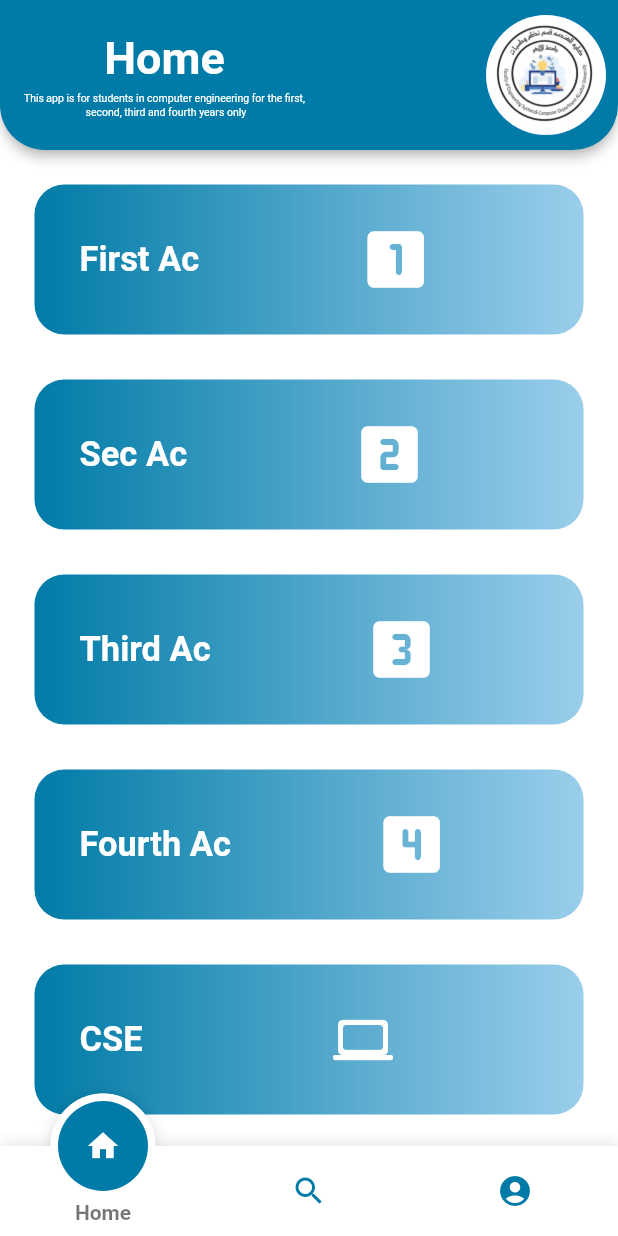
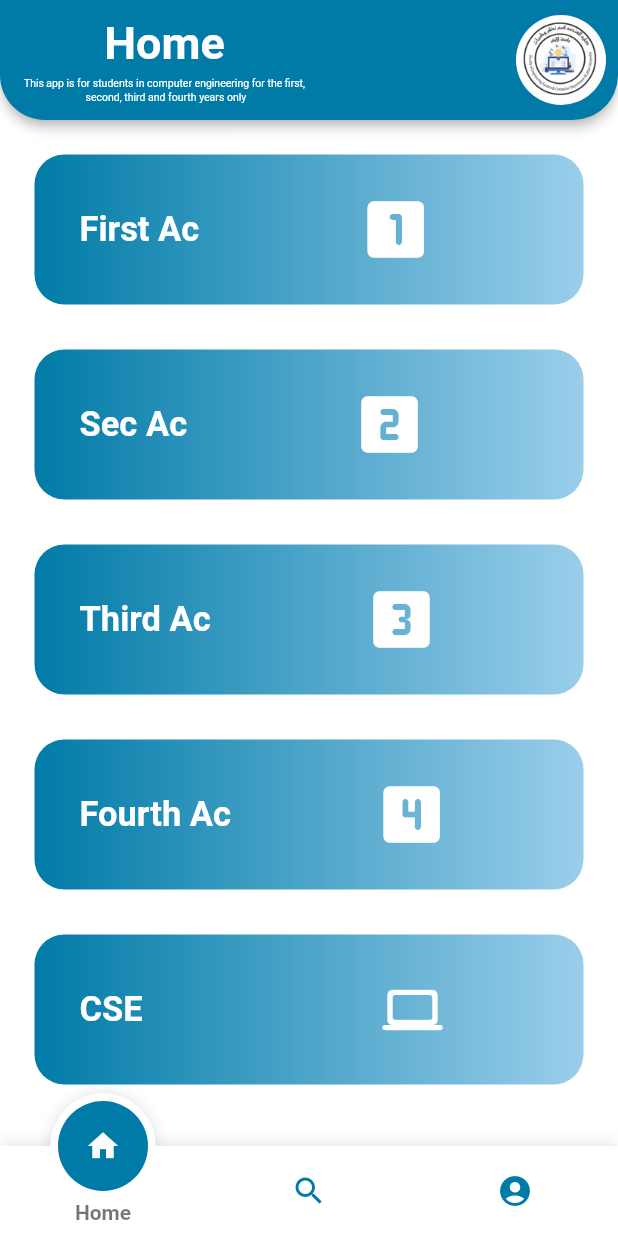
Before and after one commit to habibagamal23/LectureCSE, a Flutter app: the screen it shows after launch, on a phone screen of 412 x 824 dp. Run offline on Flutter 3.47's test engine with Material 2 defaults, Android fonts, the phone set to English and light mode, and no system bars; drawn by our look-alikes of fancy_bottom_navigation; missing offline and left inert: syncfusion_flutter_pdfviewer.

Commit message:
add Icon appbar

```diff
--- a/lib/Homes/Category.dart
+++ b/lib/Homes/Category.dart
@@ -1,7 +1,6 @@
 import 'package:flutter/material.dart';
 import 'package:lecture_azhar/Homes/Years/firsty/FirstYear.dart';
 import 'package:lecture_azhar/Homes/Years/fourthy/Fourth_year.dart';
-import 'package:lecture_azhar/Homes/Years/Info_Engi.dart';
 import 'package:lecture_azhar/Homes/Years/secyear/Sec_year.dart';
 import 'package:lecture_azhar/Homes/Years/thirdy/Thir_year.dart';
 import 'package:lecture_azhar/main.dart';
--- a/lib/Homes/HomePage.dart
+++ b/lib/Homes/HomePage.dart
@@ -43,7 +43,9 @@ class Homepage extends StatelessWidget {
                             fontWeight: FontWeight.bold),
                       ),
                     ),
+                    Spacer(flex: 1,),
                     Expanded(
+                      flex: 3,
                         child: Icon(
                       Icons.computer_rounded,
                       color: mythem.white,
--- a/lib/Homes/HomeScreen.dart
+++ b/lib/Homes/HomeScreen.dart
@@ -26,11 +26,11 @@ class _HomeScreenState extends State<HomeScreen> {
               child: CircleAvatar(
                 backgroundImage: AssetImage('assets/images/10.jpg',
                 ),
-                maxRadius: 40,
+                maxRadius: 30,
               ),
             ),
           ],
-          toolbarHeight: 100,
+          toolbarHeight: 80,
           shape: RoundedRectangleBorder(
               borderRadius: BorderRadius.only(
 
--- a/lib/main.dart
+++ b/lib/main.dart
@@ -1,5 +1,6 @@
 import 'package:flutter/material.dart';
 import 'package:lecture_azhar/Homes/Years/firsty/FirstYear.dart';
+import 'package:lecture_azhar/Homes/Years/firsty/lec.dart';
 import 'package:lecture_azhar/Homes/Years/fourthy/Fourth_year.dart';
 import 'package:lecture_azhar/Homes/Years/Info_Engi.dart';
 import 'package:lecture_azhar/Homes/Years/secyear/Sec_year.dart';
@@ -38,7 +39,7 @@ class MyApp extends StatelessWidget {
         ThirdYear.RouteName: (context)=>ThirdYear(),
         FourthYear.RouteName: (context)=>FourthYear(),
        InfoEng.RouteName: (context)=> InfoEng(),
-
+        Lecture.RouteName :(context)=> Lecture(),
 
       } ,
       initialRoute: HomeScreen.RouteName ,
```
Also changed, not shown: lib/Homes/Years/Info_Engi.dart (+7 -13 lines), lib/Homes/Years/firsty/lec.dart (+56 -0 lines), lib/Homes/Years/firsty/years.dart (+10 -1 lines), 4 other files.
